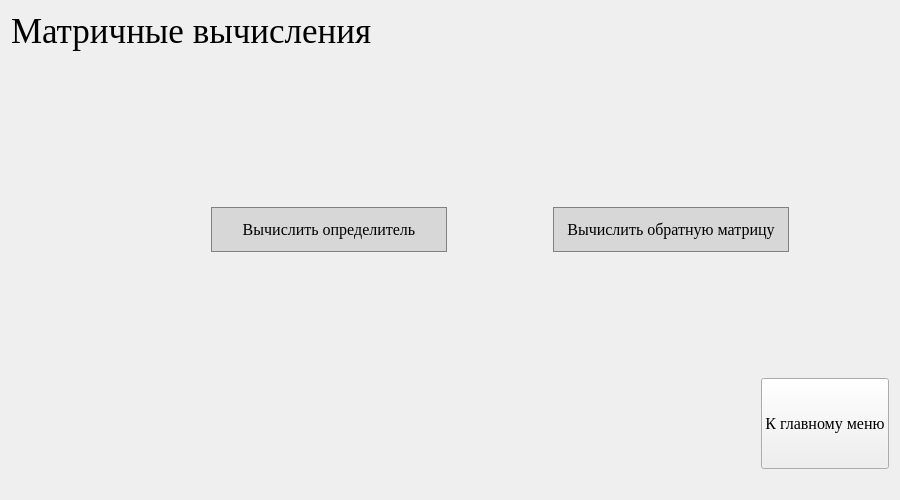
First picture: the form in matrix.ui, repository moevm/gui-1h2018-27, before the edit.
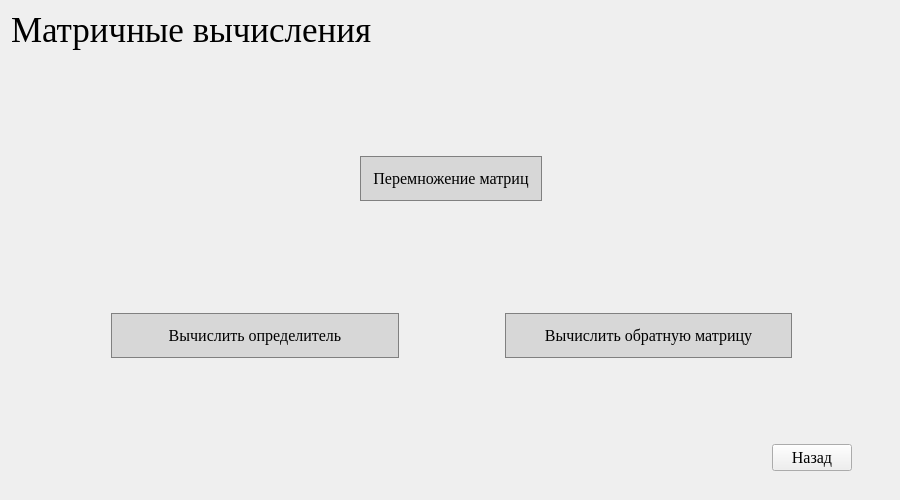
Second picture: the form after the edit.

Commit message:
Matrix multiplication
Алгоритм вычсиления произведения матриц внедрен в приложение

The edit to the form file:
```diff
--- a/matrix.ui
+++ b/matrix.ui
@@ -18,9 +18,24 @@
   <property name="windowTitle">
    <string>Matrix</string>
   </property>
+  <widget class="QWidget" name="layoutWidget">
+   <property name="geometry">
+    <rect>
+     <x>11</x>
+     <y>10</y>
+     <width>881</width>
+     <height>461</height>
+    </rect>
+   </property>
   <layout class="QGridLayout" name="gridLayout">
    <item row="0" column="0">
     <widget class="QLabel" name="label_2">
+      <property name="sizePolicy">
+       <sizepolicy hsizetype="Preferred" vsizetype="Fixed">
+        <horstretch>0</horstretch>
+        <verstretch>0</verstretch>
+       </sizepolicy>
+      </property>
      <property name="font">
       <font>
        <family>Times New Roman</family>
@@ -48,24 +63,96 @@
         <enum>Qt::Vertical</enum>
        </property>
        <property name="sizeType">
+         <enum>QSizePolicy::Fixed</enum>
+        </property>
+        <property name="sizeHint" stdset="0">
+         <size>
+          <width>873</width>
+          <height>100</height>
+         </size>
+        </property>
+       </spacer>
+      </item>
+      <item>
+       <layout class="QHBoxLayout" name="horizontalLayout_3">
+        <item>
+         <spacer name="horizontalSpacer_5">
+          <property name="orientation">
+           <enum>Qt::Horizontal</enum>
+          </property>
+          <property name="sizeType">
         <enum>QSizePolicy::Preferred</enum>
        </property>
        <property name="sizeHint" stdset="0">
         <size>
          <width>100</width>
-         <height>150</height>
+            <height>45</height>
+           </size>
+          </property>
+         </spacer>
+        </item>
+        <item>
+         <widget class="QPushButton" name="pushButton_3">
+          <property name="sizePolicy">
+           <sizepolicy hsizetype="Fixed" vsizetype="Preferred">
+            <horstretch>0</horstretch>
+            <verstretch>0</verstretch>
+           </sizepolicy>
+          </property>
+          <property name="font">
+           <font>
+            <family>Times New Roman</family>
+            <pointsize>12</pointsize>
+           </font>
+          </property>
+          <property name="styleSheet">
+           <string notr="true">QPushButton {
+  background-color: rgb(215, 215, 215);
+  border: 1px solid gray;
+}
+QPushButton:pressed {
+    background-color: qlineargradient(x1: 0, y1: 0, x2: 0, y2: 1,
+                                      stop: 0 #BEBEBE, stop: 1 #D7D7D7);
+}</string>
+          </property>
+          <property name="text">
+           <string>   Перемножение матриц   </string>
+          </property>
+         </widget>
+        </item>
+        <item>
+         <spacer name="horizontalSpacer_6">
+          <property name="orientation">
+           <enum>Qt::Horizontal</enum>
+          </property>
+          <property name="sizeType">
+           <enum>QSizePolicy::Preferred</enum>
+          </property>
+          <property name="sizeHint" stdset="0">
+           <size>
+            <width>100</width>
+            <height>45</height>
+           </size>
+          </property>
+         </spacer>
+        </item>
+       </layout>
+      </item>
+      <item>
+       <spacer name="verticalSpacer_3">
+        <property name="orientation">
+         <enum>Qt::Vertical</enum>
+        </property>
+        <property name="sizeHint" stdset="0">
+         <size>
+          <width>20</width>
+          <height>40</height>
         </size>
        </property>
       </spacer>
      </item>
      <item>
       <layout class="QHBoxLayout" name="horizontalLayout_2">
-       <property name="leftMargin">
-        <number>100</number>
-       </property>
-       <property name="rightMargin">
-        <number>100</number>
-       </property>
        <item>
         <spacer name="horizontalSpacer_3">
          <property name="orientation">
@@ -156,15 +243,44 @@
          </property>
         </widget>
        </item>
-      </layout>
-     </item>
-    </layout>
-   </item>
-   <item row="3" column="0">
+        <item>
+         <spacer name="horizontalSpacer_4">
+          <property name="orientation">
+           <enum>Qt::Horizontal</enum>
+          </property>
+          <property name="sizeType">
+           <enum>QSizePolicy::Preferred</enum>
+          </property>
+          <property name="sizeHint" stdset="0">
+           <size>
+            <width>100</width>
+            <height>45</height>
+           </size>
+          </property>
+         </spacer>
+        </item>
+       </layout>
+      </item>
+      <item>
+       <spacer name="verticalSpacer">
+        <property name="orientation">
+         <enum>Qt::Vertical</enum>
+        </property>
+        <property name="sizeType">
+         <enum>QSizePolicy::Fixed</enum>
+        </property>
+        <property name="sizeHint" stdset="0">
+         <size>
+          <width>20</width>
+          <height>80</height>
+         </size>
+        </property>
+       </spacer>
+      </item>
+     </layout>
+    </item>
+    <item row="2" column="0">
     <layout class="QHBoxLayout" name="horizontalLayout">
-     <property name="bottomMargin">
-      <number>20</number>
-     </property>
      <item>
       <spacer name="horizontalSpacer">
        <property name="orientation">
@@ -179,12 +295,151 @@
       </spacer>
      </item>
      <item>
-      <widget class="QPushButton" name="pushButton">
-       <property name="sizePolicy">
-        <sizepolicy hsizetype="Preferred" vsizetype="Expanding">
-         <horstretch>0</horstretch>
-         <verstretch>0</verstretch>
-        </sizepolicy>
+       <widget class="QPushButton" name="pushButton_4">
+        <property name="palette">
+         <palette>
+          <active>
+           <colorrole role="WindowText">
+            <brush brushstyle="SolidPattern">
+             <color alpha="255">
+              <red>0</red>
+              <green>0</green>
+              <blue>0</blue>
+             </color>
+            </brush>
+           </colorrole>
+           <colorrole role="Dark">
+            <brush brushstyle="SolidPattern">
+             <color alpha="255">
+              <red>0</red>
+              <green>0</green>
+              <blue>0</blue>
+             </color>
+            </brush>
+           </colorrole>
+           <colorrole role="Text">
+            <brush brushstyle="SolidPattern">
+             <color alpha="255">
+              <red>0</red>
+              <green>0</green>
+              <blue>0</blue>
+             </color>
+            </brush>
+           </colorrole>
+           <colorrole role="ButtonText">
+            <brush brushstyle="SolidPattern">
+             <color alpha="255">
+              <red>0</red>
+              <green>0</green>
+              <blue>0</blue>
+             </color>
+            </brush>
+           </colorrole>
+           <colorrole role="Shadow">
+            <brush brushstyle="SolidPattern">
+             <color alpha="255">
+              <red>0</red>
+              <green>255</green>
+              <blue>255</blue>
+             </color>
+            </brush>
+           </colorrole>
+          </active>
+          <inactive>
+           <colorrole role="WindowText">
+            <brush brushstyle="SolidPattern">
+             <color alpha="255">
+              <red>0</red>
+              <green>0</green>
+              <blue>0</blue>
+             </color>
+            </brush>
+           </colorrole>
+           <colorrole role="Dark">
+            <brush brushstyle="SolidPattern">
+             <color alpha="255">
+              <red>0</red>
+              <green>0</green>
+              <blue>0</blue>
+             </color>
+            </brush>
+           </colorrole>
+           <colorrole role="Text">
+            <brush brushstyle="SolidPattern">
+             <color alpha="255">
+              <red>0</red>
+              <green>0</green>
+              <blue>0</blue>
+             </color>
+            </brush>
+           </colorrole>
+           <colorrole role="ButtonText">
+            <brush brushstyle="SolidPattern">
+             <color alpha="255">
+              <red>0</red>
+              <green>0</green>
+              <blue>0</blue>
+             </color>
+            </brush>
+           </colorrole>
+           <colorrole role="Shadow">
+            <brush brushstyle="SolidPattern">
+             <color alpha="255">
+              <red>0</red>
+              <green>255</green>
+              <blue>255</blue>
+             </color>
+            </brush>
+           </colorrole>
+          </inactive>
+          <disabled>
+           <colorrole role="WindowText">
+            <brush brushstyle="SolidPattern">
+             <color alpha="255">
+              <red>0</red>
+              <green>0</green>
+              <blue>0</blue>
+             </color>
+            </brush>
+           </colorrole>
+           <colorrole role="Dark">
+            <brush brushstyle="SolidPattern">
+             <color alpha="255">
+              <red>0</red>
+              <green>0</green>
+              <blue>0</blue>
+             </color>
+            </brush>
+           </colorrole>
+           <colorrole role="Text">
+            <brush brushstyle="SolidPattern">
+             <color alpha="255">
+              <red>0</red>
+              <green>0</green>
+              <blue>0</blue>
+             </color>
+            </brush>
+           </colorrole>
+           <colorrole role="ButtonText">
+            <brush brushstyle="SolidPattern">
+             <color alpha="255">
+              <red>0</red>
+              <green>0</green>
+              <blue>0</blue>
+             </color>
+            </brush>
+           </colorrole>
+           <colorrole role="Shadow">
+            <brush brushstyle="SolidPattern">
+             <color alpha="255">
+              <red>0</red>
+              <green>255</green>
+              <blue>255</blue>
+             </color>
+            </brush>
+           </colorrole>
+          </disabled>
+         </palette>
        </property>
        <property name="font">
         <font>
@@ -193,29 +448,30 @@
         </font>
        </property>
        <property name="text">
-        <string>К главному меню</string>
+         <string>Назад</string>
        </property>
       </widget>
      </item>
-    </layout>
-   </item>
-   <item row="2" column="0">
-    <spacer name="verticalSpacer">
+      <item>
+       <spacer name="horizontalSpacer_7">
      <property name="orientation">
-      <enum>Qt::Vertical</enum>
+         <enum>Qt::Horizontal</enum>
      </property>
      <property name="sizeType">
       <enum>QSizePolicy::Fixed</enum>
      </property>
      <property name="sizeHint" stdset="0">
       <size>
-       <width>20</width>
-       <height>120</height>
+          <width>40</width>
+          <height>20</height>
       </size>
      </property>
     </spacer>
    </item>
   </layout>
+    </item>
+   </layout>
+  </widget>
  </widget>
  <resources/>
  <connections/>
```
Left out of the diff: 19 changed lines with no effect on the pictures. Lines whose indentation alone changed are shown as unchanged. The commit also changes 9 other files.
